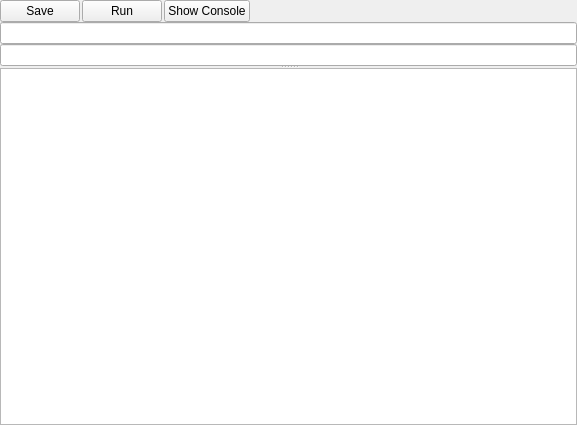
Old version of the form uitester/ui/case_manager/case_editor.ui in the repository IfengAutomation/uitester.
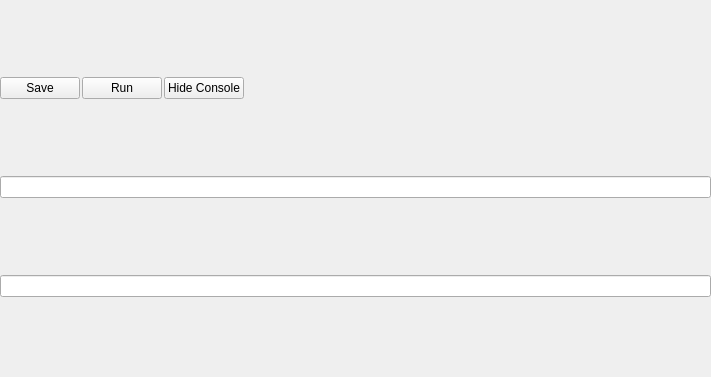
New version of the form.

Commit message: update editor: show console default, set the initial scale

Patch:
```diff
--- a/uitester/ui/case_manager/case_editor.ui
+++ b/uitester/ui/case_manager/case_editor.ui
@@ -6,10 +6,16 @@
    <rect>
     <x>0</x>
     <y>0</y>
-    <width>577</width>
-    <height>425</height>
+    <width>711</width>
+    <height>377</height>
    </rect>
   </property>
+  <property name="sizePolicy">
+   <sizepolicy hsizetype="Expanding" vsizetype="Expanding">
+    <horstretch>0</horstretch>
+    <verstretch>0</verstretch>
+   </sizepolicy>
+  </property>
   <property name="windowTitle">
    <string>Case Editor</string>
   </property>
@@ -34,6 +40,9 @@
      <property name="spacing">
       <number>2</number>
      </property>
+     <property name="sizeConstraint">
+      <enum>QLayout::SetDefaultConstraint</enum>
+     </property>
      <item>
       <widget class="QPushButton" name="save_btn">
        <property name="sizePolicy">
@@ -63,7 +72,7 @@
      <item>
       <widget class="QPushButton" name="console_btn">
        <property name="text">
-        <string>Show Console</string>
+        <string>Hide Console</string>
        </property>
       </widget>
      </item>
@@ -116,38 +125,11 @@
     </layout>
    </item>
    <item>
-    <widget class="QSplitter" name="splitter">
-     <property name="sizePolicy">
-      <sizepolicy hsizetype="Preferred" vsizetype="Expanding">
-       <horstretch>0</horstretch>
-       <verstretch>0</verstretch>
-      </sizepolicy>
+    <layout class="QVBoxLayout" name="editor_layout">
+     <property name="spacing">
+      <number>0</number>
      </property>
-     <property name="orientation">
-      <enum>Qt::Vertical</enum>
-     </property>
-     <property name="handleWidth">
-      <number>2</number>
-     </property>
-     <widget class="QWidget" name="layoutWidget">
-      <layout class="QVBoxLayout" name="editor_layout">
-       <property name="spacing">
-        <number>0</number>
-       </property>
-      </layout>
-     </widget>
-     <widget class="QTextBrowser" name="console">
-      <property name="sizePolicy">
-       <sizepolicy hsizetype="Expanding" vsizetype="Expanding">
-        <horstretch>0</horstretch>
-        <verstretch>0</verstretch>
-       </sizepolicy>
-      </property>
-      <property name="autoFillBackground">
-       <bool>false</bool>
-      </property>
-     </widget>
-    </widget>
+    </layout>
    </item>
   </layout>
  </widget>
```
Left out of the diff: 6 changed lines with no effect on the pictures. The commit also changes 3 other files.
